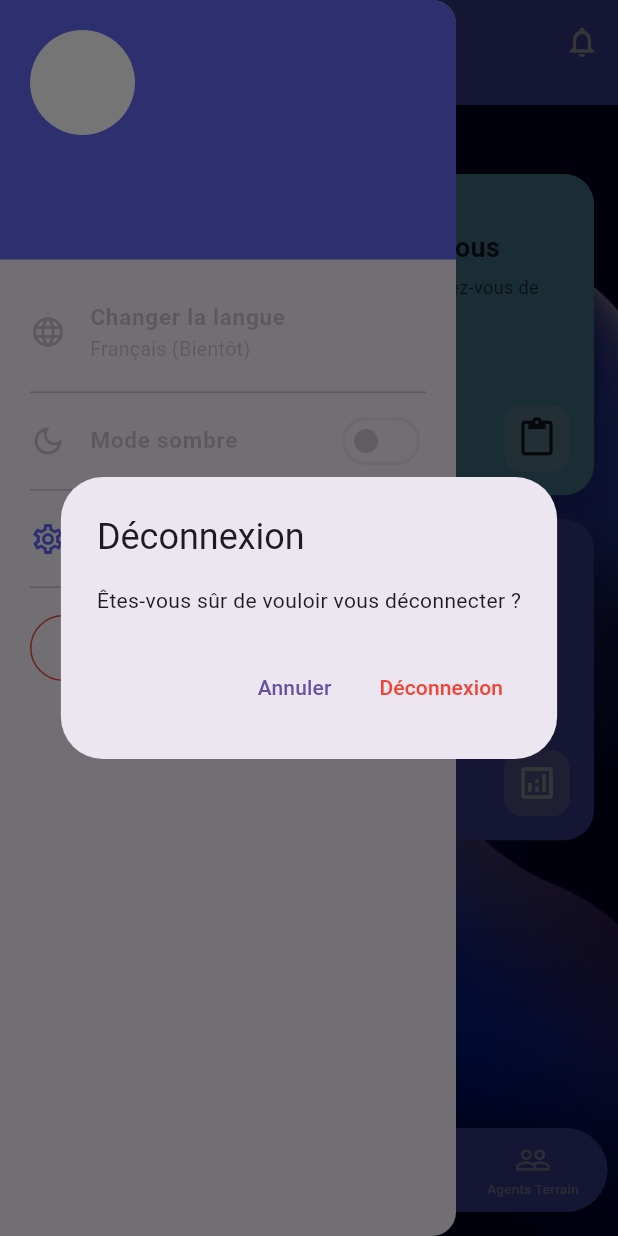
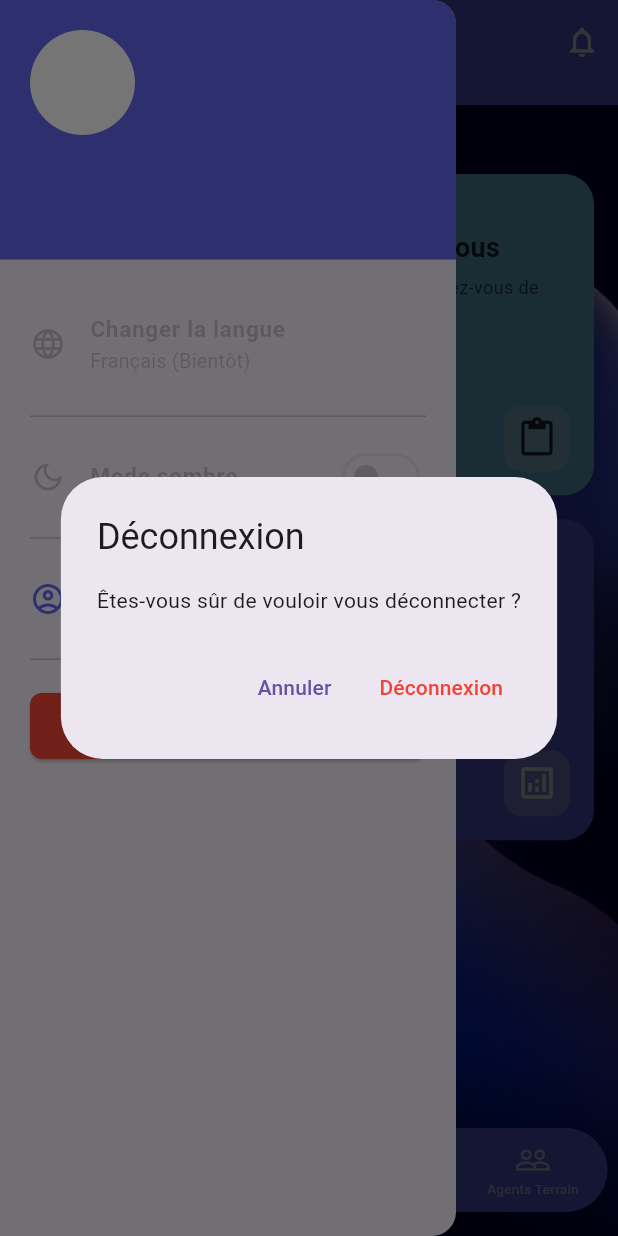
Before and after one commit to Sauzxa/CryptoApp, a Flutter app: the HomePage screen opened by its route, in the side drawer, after a tap on "Déconnexion", on a phone screen of 412 x 824 dp. Run offline on Flutter 3.47's test engine with Material 3 defaults, Android fonts, the phone set to English and light mode, and no system bars; our stand-ins replace image_picker, permission_handler, shared_preferences; missing offline and left inert: call_log; accounts and stored records are empty; network calls fail.

Commit message:
drawer UI enhancments

```diff
--- a/lib/core/HomePage.dart
+++ b/lib/core/HomePage.dart
@@ -312,7 +312,7 @@ class _HomePageState extends State<HomePage> {
                     child: SingleChildScrollView(
                       child: Column(
                         children: [
-                          const SizedBox(height: 8),
+                          const SizedBox(height: 16),
 
                           // Change State (Only for field agents)
                           if (isFieldAgent)
@@ -358,8 +358,10 @@ class _HomePageState extends State<HomePage> {
                               ),
                             ),
 
+                          if (isFieldAgent) const SizedBox(height: 8),
                           if (isFieldAgent)
                             const Divider(height: 1, indent: 20, endIndent: 20),
+                          if (isFieldAgent) const SizedBox(height: 8),
 
                           // Change Language (Disabled)
                           Opacity(
@@ -385,7 +387,9 @@ class _HomePageState extends State<HomePage> {
                             ),
                           ),
 
+                          const SizedBox(height: 8),
                           const Divider(height: 1, indent: 20, endIndent: 20),
+                          const SizedBox(height: 8),
 
                           // Dark Mode (Disabled)
                           Opacity(
@@ -408,7 +412,9 @@ class _HomePageState extends State<HomePage> {
                             ),
                           ),
 
+                          const SizedBox(height: 8),
                           const Divider(height: 1, indent: 20, endIndent: 20),
+                          const SizedBox(height: 8),
 
                           // Profile Settings
                           ListTile(
@@ -417,7 +423,7 @@ class _HomePageState extends State<HomePage> {
                               vertical: 4,
                             ),
                             leading: const Icon(
-                              Icons.settings_outlined,
+                              Icons.account_circle_outlined,
                               color: Color(0xFF6366F1),
                             ),
                             title: const Text(
@@ -426,10 +432,6 @@ class _HomePageState extends State<HomePage> {
                                 fontSize: 15,
                                 fontWeight: FontWeight.w600,
                               ),
-                            ),
-                            trailing: const Icon(
-                              Icons.arrow_forward_ios,
-                              size: 16,
                             ),
                             onTap: () {
                               Navigator.pop(context);
@@ -440,23 +442,27 @@ class _HomePageState extends State<HomePage> {
                             },
                           ),
 
+                          const SizedBox(height: 8),
                           const Divider(height: 1, indent: 20, endIndent: 20),
-                          const SizedBox(height: 16),
+                          const SizedBox(height: 20),
 
                           // Logout Button
                           Padding(
                             padding: const EdgeInsets.symmetric(horizontal: 20),
                             child: SizedBox(
                               width: double.infinity,
-                              child: OutlinedButton.icon(
+                              child: ElevatedButton.icon(
                                 onPressed: () => _handleLogout(authProvider),
                                 icon: const Icon(Icons.logout, size: 20),
                                 label: const Text('Déconnexion'),
-                                style: OutlinedButton.styleFrom(
-                                  foregroundColor: Colors.red,
-                                  side: const BorderSide(color: Colors.red),
+                                style: ElevatedButton.styleFrom(
+                                  backgroundColor: Colors.red,
+                                  foregroundColor: Colors.white,
                                   padding: const EdgeInsets.symmetric(
                                     vertical: 12,
+                                  ),
+                                  shape: RoundedRectangleBorder(
+                                    borderRadius: BorderRadius.circular(8),
                                   ),
                                 ),
                               ),
```
